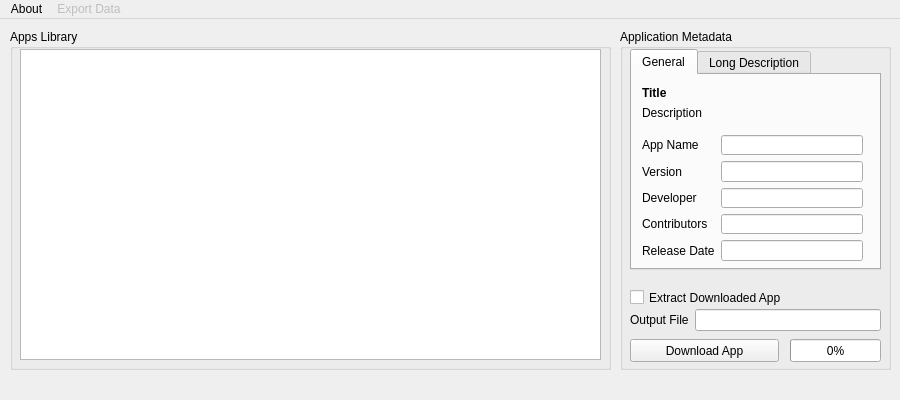
dhtdht020/osc-dl, file gui/united.ui: the form before one commit.
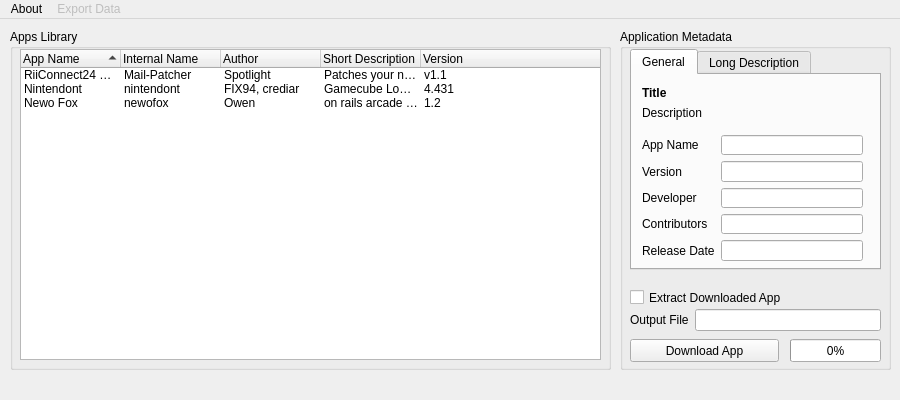
The form after the commit.

Commit message: Invalid hosts are now properly handled

What changed in the file:
```diff
--- a/gui/united.ui
+++ b/gui/united.ui
@@ -47,7 +47,7 @@
     <property name="title">
      <string>Apps Library</string>
     </property>
-    <widget class="QListWidget" name="listAppsWidget">
+    <widget class="QTreeWidget" name="listAppsWidget">
      <property name="geometry">
       <rect>
        <x>10</x>
@@ -56,9 +56,94 @@
        <height>311</height>
       </rect>
      </property>
-     <property name="currentRow">
-      <number>-1</number>
+     <property name="horizontalScrollBarPolicy">
+      <enum>Qt::ScrollBarAlwaysOff</enum>
      </property>
+     <property name="rootIsDecorated">
+      <bool>false</bool>
+     </property>
+     <property name="sortingEnabled">
+      <bool>true</bool>
+     </property>
+     <property name="animated">
+      <bool>true</bool>
+     </property>
+     <column>
+      <property name="text">
+       <string>App Name</string>
+      </property>
+     </column>
+     <column>
+      <property name="text">
+       <string>Internal Name</string>
+      </property>
+     </column>
+     <column>
+      <property name="text">
+       <string>Author</string>
+      </property>
+     </column>
+     <column>
+      <property name="text">
+       <string>Short Description</string>
+      </property>
+     </column>
+     <column>
+      <property name="text">
+       <string>Version</string>
+      </property>
+     </column>
+     <item>
+      <property name="text">
+       <string>RiiConnect24 Mail Patcher</string>
+      </property>
+      <property name="text">
+       <string>Mail-Patcher</string>
+      </property>
+      <property name="text">
+       <string>Spotlight</string>
+      </property>
+      <property name="text">
+       <string>Patches your nwc24msg.cfg to use Wii Mail!</string>
+      </property>
+      <property name="text">
+       <string>v1.1</string>
+      </property>
+     </item>
+     <item>
+      <property name="text">
+       <string>Nintendont</string>
+      </property>
+      <property name="text">
+       <string>nintendont</string>
+      </property>
+      <property name="text">
+       <string>FIX94, crediar</string>
+      </property>
+      <property name="text">
+       <string>Gamecube Loader</string>
+      </property>
+      <property name="text">
+       <string>4.431</string>
+      </property>
+     </item>
+     <item>
+      <property name="text">
+       <string>Newo Fox</string>
+      </property>
+      <property name="text">
+       <string>newofox</string>
+      </property>
+      <property name="text">
+       <string>Owen</string>
+      </property>
+      <property name="text">
+       <string>on rails arcade shooter</string>
+      </property>
+      <property name="text">
+       <string>1.2</string>
+      </property>
+     </item>
     </widget>
    </widget>
    <widget class="QGroupBox" name="SelectionInfoBox">
```
The commit also changes 1 other file.
